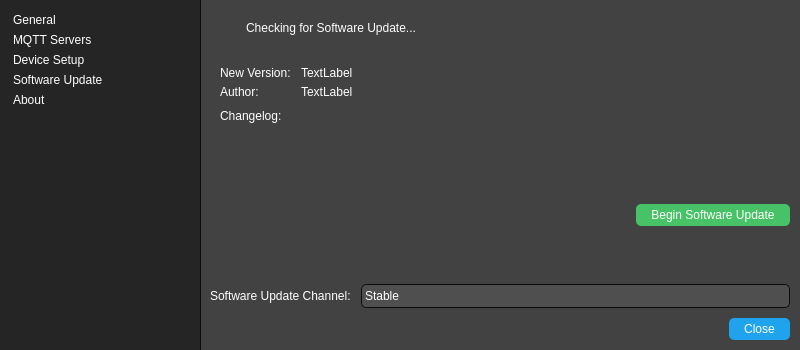
This is src/gui/preferencesdialog.ui in tom-23/TasmoManager as Qt 5 draws it before an edit. The edited form follows.
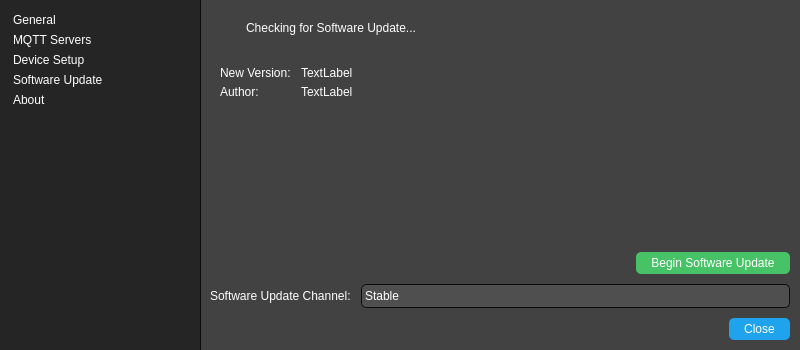
This is the edited form. The open tabs and pages were chosen to show the change. Icons and pictures are not drawn.

Commit message: UI Fixes (mainly for windows)

The edit to the form file:
```diff
--- a/src/gui/preferencesdialog.ui
+++ b/src/gui/preferencesdialog.ui
@@ -629,7 +629,7 @@
                 <number>0</number>
                </property>
                <property name="bottomMargin">
-                <number>0</number>
+                <number>10</number>
                </property>
                <item row="0" column="0">
                 <widget class="QLabel" name="label_4">
@@ -640,6 +640,12 @@
                </item>
                <item row="0" column="1">
                 <widget class="QLabel" name="newVersionLabel">
+                 <property name="sizePolicy">
+                  <sizepolicy hsizetype="Expanding" vsizetype="Expanding">
+                   <horstretch>0</horstretch>
+                   <verstretch>0</verstretch>
+                  </sizepolicy>
+                 </property>
                  <property name="text">
                   <string>TextLabel</string>
                  </property>
@@ -652,15 +658,14 @@
                  </property>
                 </widget>
                </item>
-               <item row="2" column="0">
-                <widget class="QLabel" name="label_6">
-                 <property name="text">
-                  <string>Changelog:</string>
-                 </property>
-                </widget>
-               </item>
                <item row="1" column="1">
                 <widget class="QLabel" name="authorUsername">
+                 <property name="sizePolicy">
+                  <sizepolicy hsizetype="Expanding" vsizetype="Preferred">
+                   <horstretch>0</horstretch>
+                   <verstretch>0</verstretch>
+                  </sizepolicy>
+                 </property>
                  <property name="text">
                   <string>TextLabel</string>
                  </property>
@@ -669,7 +674,20 @@
                  </property>
                 </widget>
                </item>
-               <item row="2" column="1">
+              </layout>
+             </item>
+             <item>
+              <layout class="QHBoxLayout" name="horizontalLayout_10">
+               <property name="leftMargin">
+                <number>10</number>
+               </property>
+               <property name="topMargin">
+                <number>0</number>
+               </property>
+               <property name="rightMargin">
+                <number>10</number>
+               </property>
+               <item>
                 <widget class="QTextEdit" name="changelog">
                  <property name="sizePolicy">
                   <sizepolicy hsizetype="Expanding" vsizetype="Preferred">
@@ -680,7 +698,7 @@
                  <property name="maximumSize">
                   <size>
                    <width>16777215</width>
-                   <height>100</height>
+                   <height>200</height>
                   </size>
                  </property>
                 </widget>
```
Left out of the diff: 4 changed lines with no effect on the pictures. The commit also changes 6 other files.
